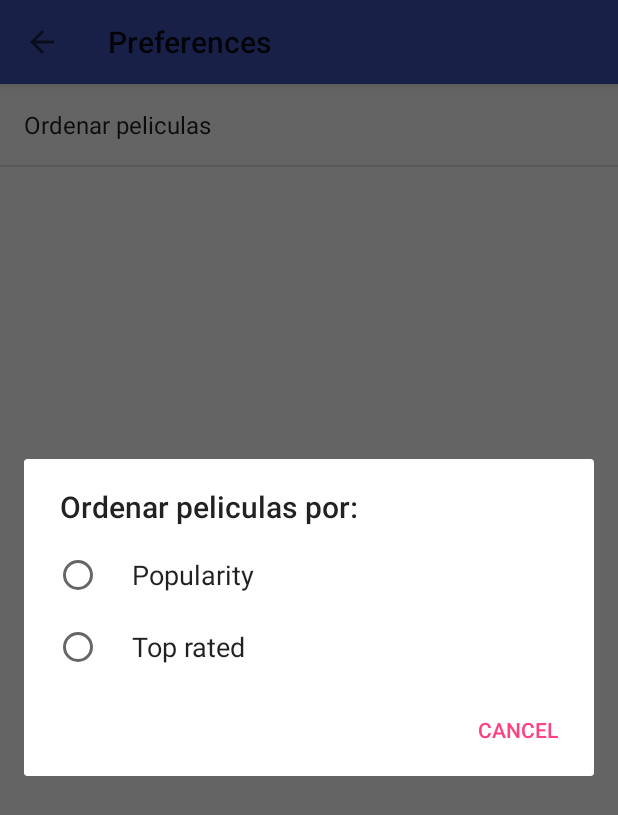
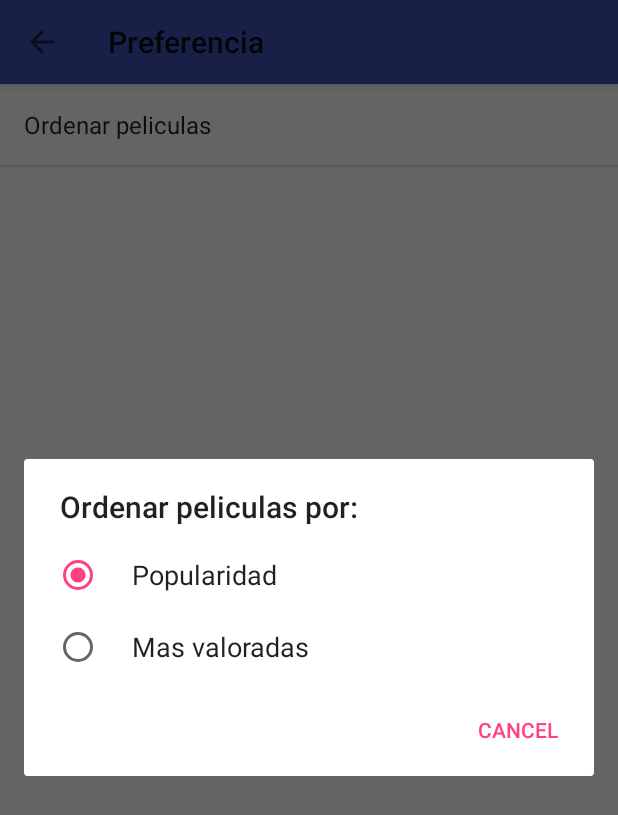
Before and after one commit to michaelmontero/To-Wach, an Android app: the SettingActivity screen opened directly, with no data from a screen before it, after a tap on "Ordenar peliculas", on a phone screen of 412 x 824 dp. Shown: the top 815 px of the screen. Run offline under Robolectric (Android 15) with nearby library versions, the light colour scheme and no system bars.

Commit message:
Fix layout error and add String resource file

```diff
--- a/app/src/main/res/layout/movie_list.xml
+++ b/app/src/main/res/layout/movie_list.xml
@@ -1,7 +1,7 @@
 <?xml version="1.0" encoding="utf-8"?>
 <LinearLayout xmlns:android="http://schemas.android.com/apk/res/android"
     android:layout_width="match_parent"
-    android:layout_height="match_parent"
+    android:layout_height="wrap_content"
     xmlns:app="http://schemas.android.com/apk/res-auto">
 
 <android.support.v7.widget.CardView
--- a/app/src/main/res/values/strings.xml
+++ b/app/src/main/res/values/strings.xml
@@ -1,21 +1,19 @@
 <resources>
-    <string name="app_name">PopularMovies</string>
+    <string name="app_name">To Watch</string>
     <string name="filter_popularity">popularity</string>
     <string name="filter_top_rated">rating</string>
     <string name="preference_filter">Ordenar peliculas</string>
     <string name="preference_filter_title">Ordenar peliculas por:</string>
     <string name="setting">Configurar</string>
-    <string name="configurar">Preferences</string>
+    <string name="configurar">Preferencia</string>
 
     <string-array name="preferences_filter_entries">
-        <item>Popularity</item>
-        <item>Top rated</item>
+        <item>Popularidad</item>
+        <item>Mas valoradas</item>
     </string-array>
 
     <string-array name="preferences_filter_values">
-        <item>Popularity</item>
-        <item>Top rated</item>
+        <item>popularity</item>
+        <item>vote_average</item>
     </string-array>
-
-
 </resources>
```
Also changed, not shown: 1 other file.
